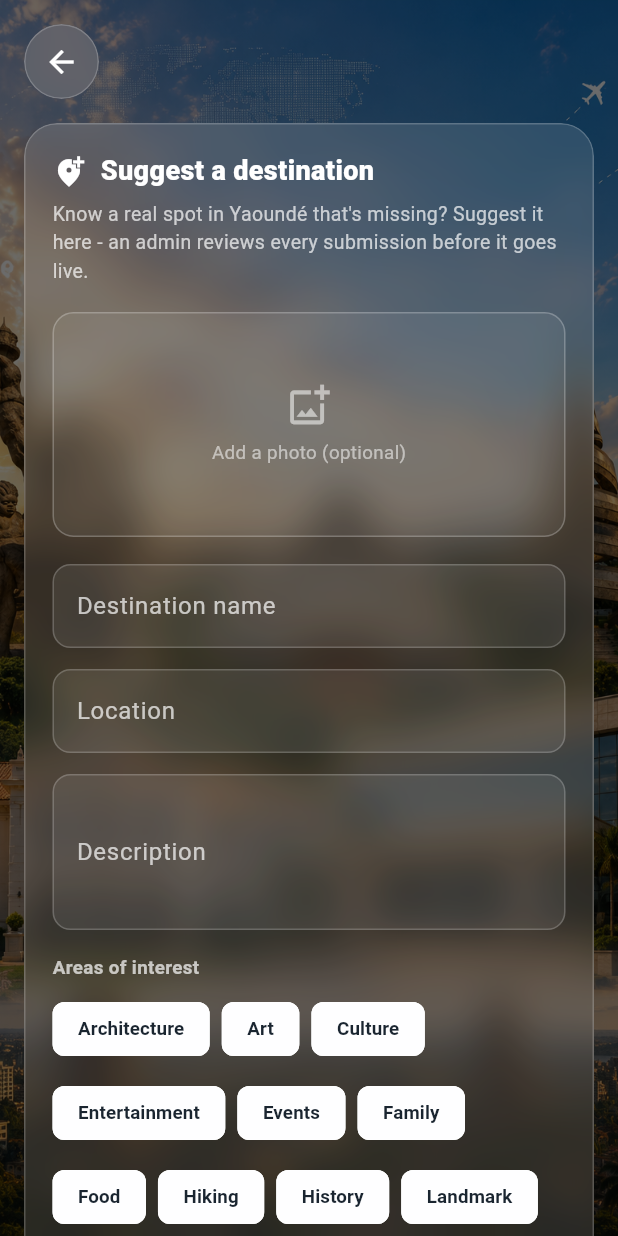
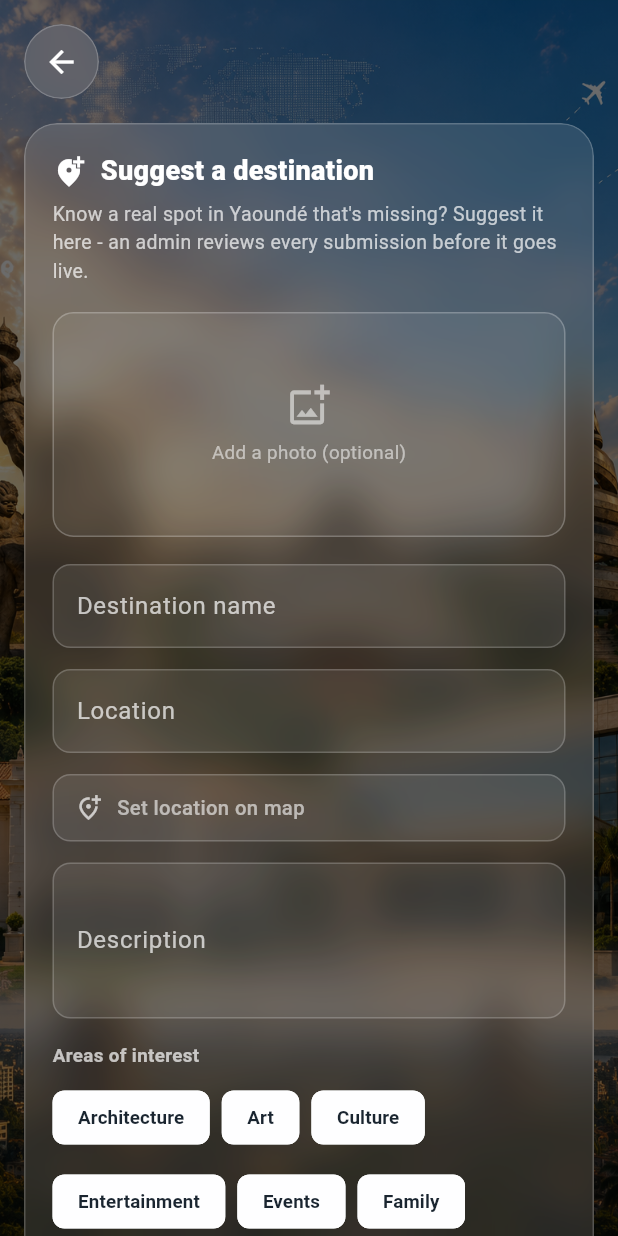
Before and after one commit to Kynmmarshall/globetrotter-capstone, a Flutter app: the SubmitDestinationPage screen opened directly with empty values, on a phone screen of 412 x 824 dp. Run offline on Flutter 3.47's test engine with Material 3 defaults, Android fonts, the phone set to English and light mode, and no system bars; our stand-ins replace flutter_map, geolocator, google_sign_in, image_picker, latlong2, shared_preferences; missing offline and left inert: google_sign_in_web, maplibre_gl; accounts and stored records are empty.

Commit message:
Add location picker functionality, new comments badge, and enhance localization strings

```diff
--- a/lib/l10n/app_en.arb
+++ b/lib/l10n/app_en.arb
@@ -65,6 +65,7 @@
   "commentsButtonLabel": "View comments",
   "commentsEmpty": "No comments yet — be the first to share your thoughts.",
   "commentsLoadError": "Couldn't load comments.\n{error}",
+  "commentsNewBadge": "New",
   "@commentsLoadError": {
     "placeholders": { "error": { "type": "String" } }
   },
@@ -93,6 +94,14 @@
     "placeholders": { "error": { "type": "String" } }
   },
   "submitDestinationAddPhoto": "Add a photo (optional)",
+  "submitDestinationLocationPickButton": "Set location on map",
+  "submitDestinationLocationPickedLabel": "Location set: {lat}, {lon}",
+  "@submitDestinationLocationPickedLabel": {
+    "placeholders": { "lat": { "type": "String" }, "lon": { "type": "String" } }
+  },
+  "pickLocationTitle": "Pick location",
+  "pickLocationHint": "Tap the map to place a pin at this destination's location",
+  "pickLocationConfirm": "Use this location",
 
   "recommendationsTitle": "Picked for you",
   "recommendationsSubtitle": "A quick shortlist of Yaoundé spots worth adding to your itinerary.",
--- a/lib/l10n/app_fr.arb
+++ b/lib/l10n/app_fr.arb
@@ -61,6 +61,7 @@
   "commentsButtonLabel": "Voir les commentaires",
   "commentsEmpty": "Aucun commentaire pour l'instant — soyez le premier à partager votre avis.",
   "commentsLoadError": "Impossible de charger les commentaires.\n{error}",
+  "commentsNewBadge": "Nouveau",
 
   "destinationsTitle": "Destinations à Yaoundé",
   "destinationsSubtitle": "Explorez les monuments, la culture et la nature de la capitale du Cameroun.",
@@ -83,6 +84,11 @@
   "submitDestinationSuccess": "Merci ! Votre suggestion a été envoyée pour examen.",
   "submitDestinationSuccessImageFailed": "Votre suggestion a été envoyée, mais l'envoi de la photo a échoué : {error}",
   "submitDestinationAddPhoto": "Ajouter une photo (facultatif)",
+  "submitDestinationLocationPickButton": "Définir la position sur la carte",
+  "submitDestinationLocationPickedLabel": "Position définie : {lat}, {lon}",
+  "pickLocationTitle": "Choisir la position",
+  "pickLocationHint": "Touchez la carte pour placer une épingle à l'emplacement de cette destination",
+  "pickLocationConfirm": "Utiliser cette position",
 
   "recommendationsTitle": "Sélectionné pour vous",
   "recommendationsSubtitle": "Une courte liste de lieux à Yaoundé à ajouter à votre itinéraire.",
--- a/lib/l10n/gen/app_localizations.dart
+++ b/lib/l10n/gen/app_localizations.dart
@@ -434,6 +434,12 @@ abstract class AppLocalizations {
   /// **'Couldn\'t load comments.\n{error}'**
   String commentsLoadError(String error);
 
+  /// No description provided for @commentsNewBadge.
+  ///
+  /// In en, this message translates to:
+  /// **'New'**
+  String get commentsNewBadge;
+
   /// No description provided for @destinationsTitle.
   ///
   /// In en, this message translates to:
@@ -559,6 +565,36 @@ abstract class AppLocalizations {
   /// In en, this message translates to:
   /// **'Add a photo (optional)'**
   String get submitDestinationAddPhoto;
+
+  /// No description provided for @submitDestinationLocationPickButton.
+  ///
+  /// In en, this message translates to:
+  /// **'Set location on map'**
+  String get submitDestinationLocationPickButton;
+
+  /// No description provided for @submitDestinationLocationPickedLabel.
+  ///
+  /// In en, this message translates to:
+  /// **'Location set: {lat}, {lon}'**
+  String submitDestinationLocationPickedLabel(String lat, String lon);
+
+  /// No description provided for @pickLocationTitle.
+  ///
+  /// In en, this message translates to:
+  /// **'Pick location'**
+  String get pickLocationTitle;
+
+  /// No description provided for @pickLocationHint.
+  ///
+  /// In en, this message translates to:
+  /// **'Tap the map to place a pin at this destination\'s location'**
+  String get pickLocationHint;
+
+  /// No description provided for @pickLocationConfirm.
+  ///
+  /// In en, this message translates to:
+  /// **'Use this location'**
+  String get pickLocationConfirm;
 
   /// No description provided for @recommendationsTitle.
   ///
--- a/lib/l10n/gen/app_localizations_en.dart
+++ b/lib/l10n/gen/app_localizations_en.dart
@@ -190,6 +190,9 @@ class AppLocalizationsEn extends AppLocalizations {
   }
 
   @override
+  String get commentsNewBadge => 'New';
+
+  @override
   String get destinationsTitle => 'Yaoundé Destinations';
 
   @override
@@ -258,6 +261,24 @@ class AppLocalizationsEn extends AppLocalizations {
 
   @override
   String get submitDestinationAddPhoto => 'Add a photo (optional)';
+
+  @override
+  String get submitDestinationLocationPickButton => 'Set location on map';
+
+  @override
+  String submitDestinationLocationPickedLabel(String lat, String lon) {
+    return 'Location set: $lat, $lon';
+  }
+
+  @override
+  String get pickLocationTitle => 'Pick location';
+
+  @override
+  String get pickLocationHint =>
+      'Tap the map to place a pin at this destination\'s location';
+
+  @override
+  String get pickLocationConfirm => 'Use this location';
 
   @override
   String get recommendationsTitle => 'Picked for you';
--- a/lib/models/models.dart
+++ b/lib/models/models.dart
@@ -48,6 +48,7 @@ class Destination {
     this.ratingAverage,
     this.ratingCount = 0,
     this.userRating,
+    this.commentCount = 0,
   });
 
   final String id;
@@ -68,6 +69,7 @@ class Destination {
   final double? ratingAverage;
   final int ratingCount;
   final int? userRating; // 1-5, this viewer's own rating if any
+  final int commentCount; // total comments + replies
 
   /// Whether the backend supplied enough content to show this as a
   /// featured, photo-led card rather than a plain search result.
@@ -109,6 +111,7 @@ class Destination {
       ratingAverage: (json['rating_average'] as num?)?.toDouble(),
       ratingCount: (json['rating_count'] as num?)?.toInt() ?? 0,
       userRating: (json['user_rating'] as num?)?.toInt(),
+      commentCount: (json['comment_count'] as num?)?.toInt() ?? 0,
     );
   }
 
@@ -134,6 +137,7 @@ class Destination {
       ratingAverage: ratingAverage,
       ratingCount: ratingCount,
       userRating: userRating,
+      commentCount: commentCount,
     );
   }
 }
--- a/lib/screens/favorites_page.dart
+++ b/lib/screens/favorites_page.dart
@@ -9,6 +9,7 @@ import 'package:trip_io/services/api_client.dart';
 import 'package:trip_io/services/session_controller.dart';
 import 'package:trip_io/widgets/favorite_toggle_button.dart';
 import 'package:trip_io/widgets/feature_pill.dart';
+import 'package:trip_io/widgets/new_comments_badge.dart';
 import 'package:trip_io/widgets/session_expired_card.dart';
 import 'package:trip_io/widgets/star_rating.dart';
 
@@ -130,6 +131,8 @@ class _FavoritesPageState extends State<FavoritesPage> {
                           overflow: TextOverflow.ellipsis,
                         ),
                       ),
+                      NewCommentsBadge(session: widget.session, destination: item),
+                      const SizedBox(width: 6),
                       FavoriteToggleButton(session: widget.session, destinationId: item.id, size: 18),
                     ],
                   ),
--- a/lib/screens/recommendations_page.dart
+++ b/lib/screens/recommendations_page.dart
@@ -9,6 +9,7 @@ import 'package:trip_io/services/api_client.dart';
 import 'package:trip_io/services/session_controller.dart';
 import 'package:trip_io/widgets/favorite_toggle_button.dart';
 import 'package:trip_io/widgets/feature_pill.dart';
+import 'package:trip_io/widgets/new_comments_badge.dart';
 import 'package:trip_io/widgets/session_expired_card.dart';
 import 'package:trip_io/widgets/star_rating.dart';
 
@@ -147,6 +148,8 @@ class _RecommendationsPageState extends State<RecommendationsPage> {
                           overflow: TextOverflow.ellipsis,
                         ),
                       ),
+                      NewCommentsBadge(session: widget.session, destination: item),
+                      const SizedBox(width: 6),
                       FavoriteToggleButton(session: widget.session, destinationId: item.id, size: 18),
                     ],
                   ),
--- a/lib/screens/submit_destination_page.dart
+++ b/lib/screens/submit_destination_page.dart
@@ -5,6 +5,7 @@ import 'package:flutter/material.dart';
 import 'package:image_picker/image_picker.dart';
 import 'package:trip_io/l10n/gen/app_localizations.dart';
 import 'package:trip_io/models/interest_tags.dart';
+import 'package:trip_io/screens/location_picker_page.dart';
 import 'package:trip_io/services/session_controller.dart';
 
 /// Lets any signed-in user propose a new destination. It never touches the
@@ -30,6 +31,8 @@ class _SubmitDestinationPageState extends State<SubmitDestinationPage> {
   bool _pickingImage = false;
   XFile? _pickedImage;
   Uint8List? _pickedImageBytes;
+  double? _lat;
+  double? _lon;
 
   static const double _backgroundBreakpoint = 700;
 
@@ -64,6 +67,20 @@ class _SubmitDestinationPageState extends State<SubmitDestinationPage> {
     }
   }
 
+  Future<void> _pickLocation() async {
+    final result = await Navigator.of(context).push<({double lat, double lon})>(
+      MaterialPageRoute(
+        builder: (_) => LocationPickerPage(initialLat: _lat, initialLon: _lon),
+      ),
+    );
+    if (result != null && mounted) {
+      setState(() {
+        _lat = result.lat;
+        _lon = result.lon;
+      });
+    }
+  }
+
   Future<void> _submit() async {
     final l10n = AppLocalizations.of(context)!;
     if (!_formKey.currentState!.validate() || _submitting) return;
@@ -73,6 +90,8 @@ class _SubmitDestinationPageState extends State<SubmitDestinationPage> {
         name: _nameController.text.trim(),
         description: _descriptionController.text.trim().isEmpty ? null : _descriptionController.text.trim(),
         location: _locationController.text.trim().isEmpty ? null : _locationController.text.trim(),
+        lat: _lat,
+        lon: _lon,
         tags: _selectedTags.toList(),
       );
 
@@ -149,6 +168,52 @@ class _SubmitDestinationPageState extends State<SubmitDestinationPage> {
       focusedBorder: OutlineInputBorder(
         borderRadius: BorderRadius.circular(12),
         borderSide: const BorderSide(color: Colors.white),
+      ),
+    );
+  }
+
+  Widget _buildLocationPicker(AppLocalizations l10n) {
+    final hasPoint = _lat != null && _lon != null;
+    return InkWell(
+      borderRadius: BorderRadius.circular(12),
+      onTap: _pickLocation,
+      child: Container(
+        padding: const EdgeInsets.symmetric(horizontal: 14, vertical: 12),
+        decoration: BoxDecoration(
+          color: Colors.white.withValues(alpha: 0.08),
+          borderRadius: BorderRadius.circular(12),
+          border: Border.all(color: Colors.white.withValues(alpha: 0.2)),
+        ),
+        child: Row(
+          children: [
+            Icon(hasPoint ? Icons.place : Icons.add_location_alt_outlined, size: 18, color: Colors.white70),
+            const SizedBox(width: 10),
+            Expanded(
+              child: Text(
+                hasPoint
+                    ? l10n.submitDestinationLocationPickedLabel(
+                        _lat!.toStringAsFixed(5),
+                        _lon!.toStringAsFixed(5),
+                      )
+                    : l10n.submitDestinationLocationPickButton,
+                style: TextStyle(
+                  color: hasPoint ? Colors.white : Colors.white60,
+                  fontSize: 13.5,
+                  fontWeight: hasPoint ? FontWeight.w700 : FontWeight.w500,
+                ),
+              ),
+            ),
+            if (hasPoint)
+              IconButton(
+                icon: const Icon(Icons.close, size: 16, color: Colors.white54),
+                onPressed: () => setState(() {
+                  _lat = null;
+                  _lon = null;
+                }),
+                visualDensity: VisualDensity.compact,
+              ),
+          ],
+        ),
       ),
     );
   }
@@ -303,6 +368,8 @@ class _SubmitDestinationPageState extends State<SubmitDestinationPage> {
                                       ),
                                     ),
                                     const SizedBox(height: 14),
+                                    _buildLocationPicker(l10n),
+                                    const SizedBox(height: 14),
                                     TextFormField(
                                       controller: _descriptionController,
                                       style: const TextStyle(color: Colors.white),
--- a/lib/services/session_controller.dart
+++ b/lib/services/session_controller.dart
@@ -315,6 +315,8 @@ class SessionController extends ChangeNotifier {
     required String name,
     String? description,
     String? location,
+    double? lat,
+    double? lon,
     List<String>? tags,
   }) async {
     final token = _requireToken();
@@ -322,6 +324,8 @@ class SessionController extends ChangeNotifier {
       'name': name,
       'description': description,
       'location': location,
+      'lat': lat,
+      'lon': lon,
       'tags': tags ?? const [],
     });
     Analytics.instance.trackEvent('destination', 'submitted', name: result.id);
--- a/lib/widgets/trip_map_flutter_map.dart
+++ b/lib/widgets/trip_map_flutter_map.dart
@@ -15,6 +15,7 @@ class TripMapFlutterMapView extends StatelessWidget {
     required this.markers,
     this.routeGeometry,
     this.onMarkerTap,
+    this.onMapTapped,
     required this.initialLat,
     required this.initialLon,
     required this.initialZoom,
@@ -24,6 +25,7 @@ class TripMapFlutterMapView extends StatelessWidget {
   final List<TripMapMarker> markers;
   final List<RouteWaypoint>? routeGeometry;
   final void Function(String markerId)? onMarkerTap;
+  final void Function(double lat, double lon)? onMapTapped;
   final double initialLat;
   final double initialLon;
   final double initialZoom;
@@ -85,6 +87,7 @@ class TripMapFlutterMapView extends StatelessWidget {
       options: MapOptions(
         initialCenter: ll.LatLng(initialLat, initialLon),
         initialZoom: initialZoom,
+        onTap: onMapTapped == null ? null : (_, point) => onMapTapped!(point.latitude, point.longitude),
       ),
       children: [
         TileLayer(
--- a/lib/widgets/trip_map_maplibre.dart
+++ b/lib/widgets/trip_map_maplibre.dart
@@ -15,6 +15,7 @@ class TripMapLibreView extends StatefulWidget {
     required this.markers,
     this.routeGeometry,
     this.onMarkerTap,
+    this.onMapTapped,
     required this.initialLat,
     required this.initialLon,
     required this.initialZoom,
@@ -24,6 +25,7 @@ class TripMapLibreView extends StatefulWidget {
   final List<TripMapMarker> markers;
   final List<RouteWaypoint>? routeGeometry;
   final void Function(String markerId)? onMarkerTap;
+  final void Function(double lat, double lon)? onMapTapped;
   final double initialLat;
   final double initialLon;
   final double initialZoom;
@@ -162,6 +164,9 @@ class _TripMapLibreViewState extends State<TripMapLibreView> {
           ),
           onMapCreated: _onMapCreated,
           onStyleLoadedCallback: _syncAnnotations,
+          onMapClick: widget.onMapTapped == null
+              ? null
+              : (point, coordinates) => widget.onMapTapped!(coordinates.latitude, coordinates.longitude),
           compassEnabled: false,
           logoEnabled: false,
           myLocationEnabled: widget.showMyLocation,
```
Also changed, not shown: lib/l10n/gen/app_localizations_fr.dart (+22 -0 lines), lib/screens/destinations_page.dart (+11 -4 lines), lib/screens/location_picker_page.dart (added, +137 -0 lines), lib/widgets/new_comments_badge.dart (added, +51 -0 lines), lib/widgets/trip_map.dart (+8 -0 lines).
